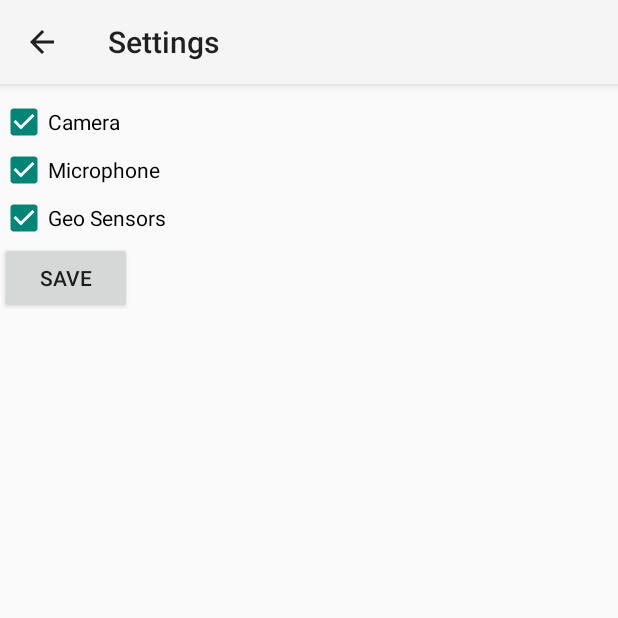
After one commit to oneTimePad/SensorLock, an Android app: the Settings screen opened directly, with no data from a screen before it, on a phone screen of 412 x 824 dp, the top half of it. The commit adds this screen. Run offline under Robolectric (Android 15) with nearby library versions, the phone set to English and light mode, and no system bars; 3 statements that could not run were skipped.

Commit message:
App now has settings bar. Crashes when killed

```diff
--- /dev/null
+++ b/SensorLock/app/src/main/java/com/example/lie/sensorlock/Settings.java
@@ -0,0 +1,102 @@
+package com.example.lie.sensorlock;
+
+
+import android.app.Activity;
+import android.app.ActivityManager;
+import android.content.Context;
+import android.content.Intent;
+import android.os.Bundle;
+import android.support.annotation.MainThread;
+import android.support.v7.app.ActionBar;
+import android.support.v7.app.AppCompatActivity;
+import android.support.v7.widget.Toolbar;
+import android.util.Log;
+
+
+import android.view.Menu;
+import android.view.MenuItem;
+import android.view.View;
+import android.widget.Button;
+import android.widget.CheckBox;
+import android.widget.Toast;
+import android.widget.ToggleButton;
+
+import java.lang.reflect.InvocationTargetException;
+import java.lang.reflect.Method;
+import java.util.concurrent.locks.Lock;
+
+
+/**
+ * Created by lie on 12/28/15.
+ */
+public class Settings extends AppCompatActivity {
+
+
+    public static Activity thisActivity;
+
+
+
+    public void onCreate(Bundle savedInstanceState){
+        super.onCreate(savedInstanceState);
+
+        thisActivity= this;
+
+        setContentView(R.layout.activity_settings);
+
+        Toolbar settingsToolbar = (Toolbar)findViewById(R.id.settings_toolbar);
+        setSupportActionBar(settingsToolbar);
+
+        ActionBar ab = getSupportActionBar();
+        ab.setDisplayHomeAsUpEnabled(true);
+
+
+
+
+
+
+    }
+
+    public void onResume(){
+        super.onResume();
+
+
+        CheckBox camera = (CheckBox) findViewById(R.id.camera);
+        CheckBox mic = (CheckBox) findViewById(R.id.mic);
+        CheckBox geo = (CheckBox) findViewById(R.id.geo);
+        Intent intent = getIntent();
+
+
+
+
+        camera.setChecked((boolean)intent.getExtras().get("cam"));
+        mic.setChecked((boolean) intent.getExtras().get("mic"));
+        geo.setChecked((boolean) intent.getExtras().get("geo"));
+
+
+    }
+
+
+
+
+
+    public void onSave(View view){
+        CheckBox camera = (CheckBox) findViewById(R.id.camera);
+        CheckBox mic = (CheckBox) findViewById(R.id.mic);
+        CheckBox geo = (CheckBox) findViewById(R.id.geo);
+
+        Intent toMain =  new Intent(Settings.this,MainActivity.class);
+
+
+
+        toMain.putExtra("Camera",camera.isChecked());
+        toMain.putExtra("Mic", mic.isChecked());
+        toMain.putExtra("Geo", geo.isChecked());
+        startActivity(toMain);
+    }
+
+
+
+
+
+
+}
--- /dev/null
+++ b/SensorLock/app/src/main/res/layout/activity_settings.xml
@@ -0,0 +1,66 @@
+<?xml version="1.0" encoding="utf-8"?>
+<RelativeLayout xmlns:android="http://schemas.android.com/apk/res/android"
+    xmlns:app="http://schemas.android.com/apk/res-auto"
+    xmlns:tools="http://schemas.android.com/tools"
+    android:orientation="vertical"
+    android:layout_width="match_parent"
+    android:layout_height="match_parent"
+    tools:context="com.example.lie.sensorlock.Settings">
+
+
+    <android.support.v7.widget.Toolbar
+        android:id="@+id/settings_toolbar"
+        android:layout_width="match_parent"
+        android:layout_height="?attr/actionBarSize"
+        android:background="?attr/colorPrimary"
+        android:elevation="4dp"
+        android:theme="@style/ThemeOverlay.AppCompat.ActionBar"
+        app:popupTheme="@style/ThemeOverlay.AppCompat.Light"/>
+
+    <CheckBox
+        android:layout_width="wrap_content"
+        android:layout_height="wrap_content"
+        android:text="Camera"
+        android:id="@+id/camera"
+
+        android:layout_alignParentLeft="true"
+        android:layout_alignParentStart="true"
+        android:layout_marginTop="65dp"
+        android:layout_alignParentRight="true"
+        android:layout_alignParentEnd="true"
+        android:checked="true" />
+
+    <CheckBox
+        android:layout_width="wrap_content"
+        android:layout_height="wrap_content"
+        android:text="Microphone"
+        android:id="@+id/mic"
+        android:layout_below="@+id/camera"
+        android:layout_alignParentLeft="true"
+        android:layout_alignParentStart="true"
+        android:checked="true" />
+
+    <CheckBox
+        android:layout_width="wrap_content"
+        android:layout_height="wrap_content"
+        android:text="Geo Sensors"
+        android:id="@+id/geo"
+        android:layout_below="@+id/mic"
+        android:layout_alignParentLeft="true"
+        android:layout_alignParentStart="true"
+        android:checked="true" />
+
+    <Button
+        android:layout_width="wrap_content"
+        android:layout_height="wrap_content"
+        android:text="Save"
+        android:id="@+id/save"
+
+        android:onClick="onSave"
+        tools:context="com.example.lie.sensorlock.Settings"
+        android:layout_below="@+id/geo"
+        android:layout_alignParentLeft="true"
+        android:layout_alignParentStart="true" />
+
+
+</RelativeLayout>
--- a/SensorLock/app/src/main/res/values/strings.xml
+++ b/SensorLock/app/src/main/res/values/strings.xml
@@ -1,3 +1,4 @@
 <resources>
     <string name="app_name">SensorLock</string>
+    <string name="settings">Settings</string>
 </resources>
```
Also changed, not shown: SensorLock/app/src/main/AndroidManifest.xml (+20 -2 lines), SensorLock/app/src/main/java/com/example/lie/sensorlock/LockService.java (+109 -12 lines), SensorLock/app/src/main/java/com/example/lie/sensorlock/MainActivity.java (+161 -12 lines), SensorLock/app/src/main/res/layout/activity_main.xml (+14 -0 lines), SensorLock/app/src/main/res/menu/toolbar.xml (added, +13 -0 lines), 1 other file.
